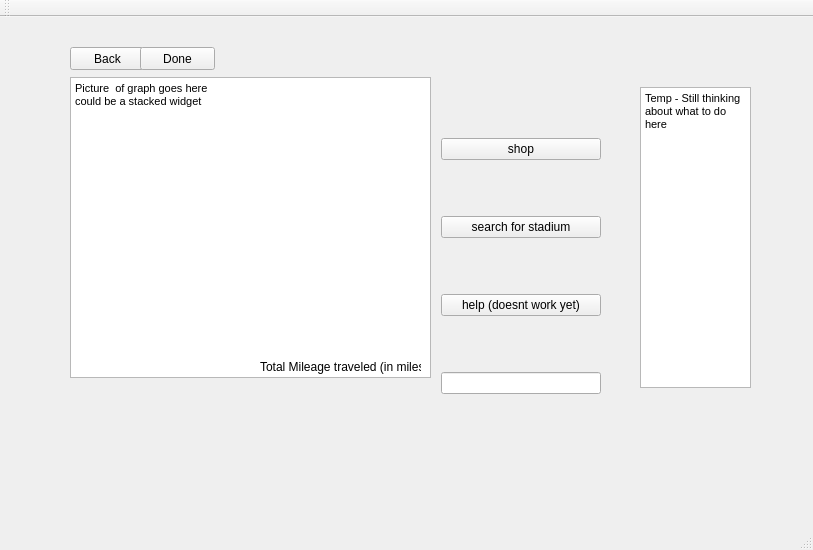
Old version of the form cs1dproject/mainwindow.ui in the repository AustinVaday/CS1D-Class-Project-2.
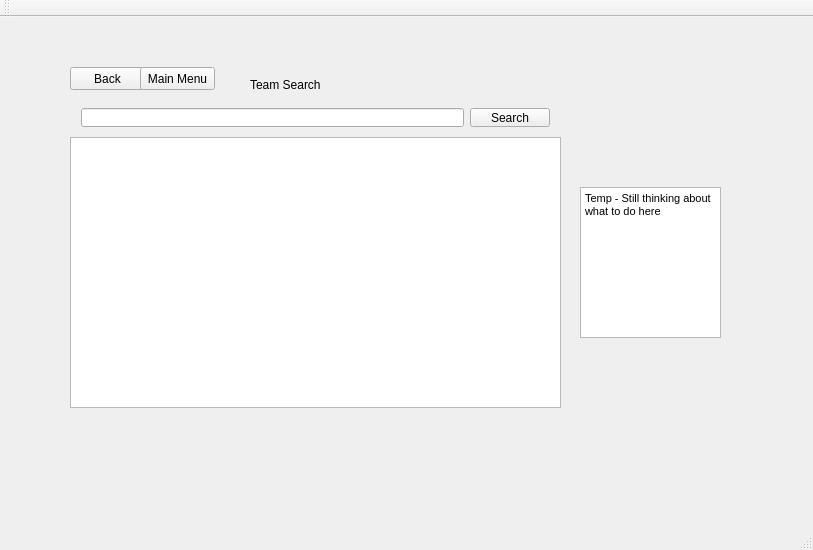
New version of the form. The open tabs and pages were chosen to show the change.

Commit message: Add stadium GUI finished

What changed in the file:
```diff
--- a/cs1dproject/mainwindow.ui
+++ b/cs1dproject/mainwindow.ui
@@ -901,134 +901,6 @@
       </widget>
      </widget>
     </widget>
-    <widget class="QWidget" name="page_planATrip1">
-     <widget class="QTextBrowser" name="textBrowser">
-      <property name="geometry">
-       <rect>
-        <x>20</x>
-        <y>30</y>
-        <width>361</width>
-        <height>301</height>
-       </rect>
-      </property>
-      <property name="html">
-       <string>&lt;!DOCTYPE HTML PUBLIC &quot;-//W3C//DTD HTML 4.0//EN&quot; &quot;http://www.w3.org/TR/REC-html40/strict.dtd&quot;&gt;
-&lt;html&gt;&lt;head&gt;&lt;meta name=&quot;qrichtext&quot; content=&quot;1&quot; /&gt;&lt;style type=&quot;text/css&quot;&gt;
-p, li { white-space: pre-wrap; }
-&lt;/style&gt;&lt;/head&gt;&lt;body style=&quot; font-family:'.Helvetica Neue DeskInterface'; font-size:13pt; font-weight:400; font-style:normal;&quot;&gt;
-&lt;p style=&quot; margin-top:0px; margin-bottom:0px; margin-left:0px; margin-right:0px; -qt-block-indent:0; text-indent:0px;&quot;&gt;&lt;span style=&quot; font-family:'MS Shell Dlg 2'; font-size:8.25pt;&quot;&gt;Picture  of graph goes here&lt;/span&gt;&lt;/p&gt;
-&lt;p style=&quot; margin-top:0px; margin-bottom:0px; margin-left:0px; margin-right:0px; -qt-block-indent:0; text-indent:0px;&quot;&gt;&lt;span style=&quot; font-family:'MS Shell Dlg 2'; font-size:8.25pt;&quot;&gt;could be a stacked widget&lt;/span&gt;&lt;/p&gt;
-&lt;p style=&quot;-qt-paragraph-type:empty; margin-top:0px; margin-bottom:0px; margin-left:0px; margin-right:0px; -qt-block-indent:0; text-indent:0px; font-family:'MS Shell Dlg 2'; font-size:8.25pt;&quot;&gt;&lt;br /&gt;&lt;/p&gt;
-&lt;p style=&quot;-qt-paragraph-type:empty; margin-top:0px; margin-bottom:0px; margin-left:0px; margin-right:0px; -qt-block-indent:0; text-indent:0px; font-family:'MS Shell Dlg 2'; font-size:8.25pt;&quot;&gt;&lt;br /&gt;&lt;/p&gt;&lt;/body&gt;&lt;/html&gt;</string>
-      </property>
-     </widget>
-     <widget class="QLabel" name="label_outputMilageLabel">
-      <property name="geometry">
-       <rect>
-        <x>210</x>
-        <y>310</y>
-        <width>161</width>
-        <height>20</height>
-       </rect>
-      </property>
-      <property name="text">
-       <string>Total Mileage traveled (in miles): </string>
-      </property>
-     </widget>
-     <widget class="QWidget" name="layoutWidget">
-      <property name="geometry">
-       <rect>
-        <x>380</x>
-        <y>30</y>
-        <width>182</width>
-        <height>381</height>
-       </rect>
-      </property>
-      <layout class="QVBoxLayout" name="verticalLayout_3">
-       <item>
-        <widget class="QPushButton" name="button_shop1">
-         <property name="text">
-          <string>shop</string>
-         </property>
-        </widget>
-       </item>
-       <item>
-        <widget class="QPushButton" name="button_searchForStadiums2">
-         <property name="text">
-          <string>search for stadium</string>
-         </property>
-        </widget>
-       </item>
-       <item>
-        <widget class="QPushButton" name="button_help2">
-         <property name="text">
-          <string>help (doesnt work yet)</string>
-         </property>
-        </widget>
-       </item>
-       <item>
-        <widget class="QLineEdit" name="lineEdit"/>
-       </item>
-      </layout>
-     </widget>
-     <widget class="QStackedWidget" name="stackedWidget_takeATrip1">
-      <property name="geometry">
-       <rect>
-        <x>550</x>
-        <y>10</y>
-        <width>171</width>
-        <height>381</height>
-       </rect>
-      </property>
-      <widget class="QWidget" name="page_3">
-       <widget class="QTextBrowser" name="textBrowser_2">
-        <property name="geometry">
-         <rect>
-          <x>40</x>
-          <y>30</y>
-          <width>111</width>
-          <height>301</height>
-         </rect>
-        </property>
-        <property name="html">
-         <string>&lt;!DOCTYPE HTML PUBLIC &quot;-//W3C//DTD HTML 4.0//EN&quot; &quot;http://www.w3.org/TR/REC-html40/strict.dtd&quot;&gt;
-&lt;html&gt;&lt;head&gt;&lt;meta name=&quot;qrichtext&quot; content=&quot;1&quot; /&gt;&lt;style type=&quot;text/css&quot;&gt;
-p, li { white-space: pre-wrap; }
-&lt;/style&gt;&lt;/head&gt;&lt;body style=&quot; font-family:'.Helvetica Neue DeskInterface'; font-size:13pt; font-weight:400; font-style:normal;&quot;&gt;
-&lt;p style=&quot; margin-top:0px; margin-bottom:0px; margin-left:0px; margin-right:0px; -qt-block-indent:0; text-indent:0px;&quot;&gt;&lt;span style=&quot; font-family:'MS Shell Dlg 2'; font-size:8.25pt;&quot;&gt;Temp - Still thinking about what to do here&lt;/span&gt;&lt;/p&gt;
-&lt;p style=&quot;-qt-paragraph-type:empty; margin-top:0px; margin-bottom:0px; margin-left:0px; margin-right:0px; -qt-block-indent:0; text-indent:0px; font-family:'MS Shell Dlg 2'; font-size:8.25pt;&quot;&gt;&lt;br /&gt;&lt;/p&gt;&lt;/body&gt;&lt;/html&gt;</string>
-        </property>
-       </widget>
-      </widget>
-      <widget class="QWidget" name="page_4"/>
-     </widget>
-     <widget class="QPushButton" name="button_back1">
-      <property name="geometry">
-       <rect>
-        <x>20</x>
-        <y>0</y>
-        <width>75</width>
-        <height>23</height>
-       </rect>
-      </property>
-      <property name="text">
-       <string>Back</string>
-      </property>
-     </widget>
-     <widget class="QPushButton" name="button_mainMenu1">
-      <property name="geometry">
-       <rect>
-        <x>90</x>
-        <y>0</y>
-        <width>75</width>
-        <height>23</height>
-       </rect>
-      </property>
-      <property name="text">
-       <string>Done</string>
-      </property>
-     </widget>
-    </widget>
     <widget class="QWidget" name="page_searchForStadium0">
      <widget class="QStackedWidget" name="stackedWidget_searchForStadium0">
       <property name="geometry">
@@ -1053,7 +925,7 @@
          <string>&lt;!DOCTYPE HTML PUBLIC &quot;-//W3C//DTD HTML 4.0//EN&quot; &quot;http://www.w3.org/TR/REC-html40/strict.dtd&quot;&gt;
 &lt;html&gt;&lt;head&gt;&lt;meta name=&quot;qrichtext&quot; content=&quot;1&quot; /&gt;&lt;style type=&quot;text/css&quot;&gt;
 p, li { white-space: pre-wrap; }
-&lt;/style&gt;&lt;/head&gt;&lt;body style=&quot; font-family:'.Helvetica Neue DeskInterface'; font-size:13pt; font-weight:400; font-style:normal;&quot;&gt;
+&lt;/style&gt;&lt;/head&gt;&lt;body style=&quot; font-family:'Ubuntu'; font-size:11pt; font-weight:400; font-style:normal;&quot;&gt;
 &lt;p style=&quot; margin-top:0px; margin-bottom:0px; margin-left:0px; margin-right:0px; -qt-block-indent:0; text-indent:0px;&quot;&gt;&lt;span style=&quot; font-family:'MS Shell Dlg 2'; font-size:8.25pt;&quot;&gt;Temp - Still thinking about what to do here&lt;/span&gt;&lt;/p&gt;
 &lt;p style=&quot;-qt-paragraph-type:empty; margin-top:0px; margin-bottom:0px; margin-left:0px; margin-right:0px; -qt-block-indent:0; text-indent:0px; font-family:'MS Shell Dlg 2'; font-size:8.25pt;&quot;&gt;&lt;br /&gt;&lt;/p&gt;&lt;/body&gt;&lt;/html&gt;</string>
         </property>
```
Left out of the diff: 106 changed lines with no effect on the pictures. The commit also changes 3 other files.
